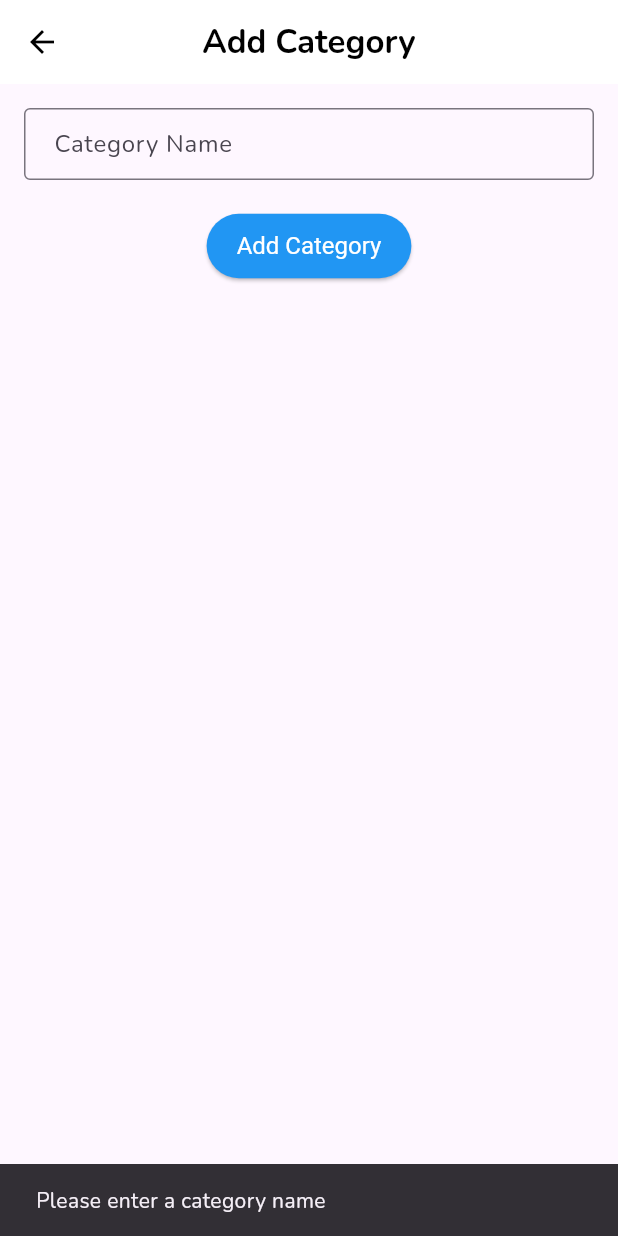
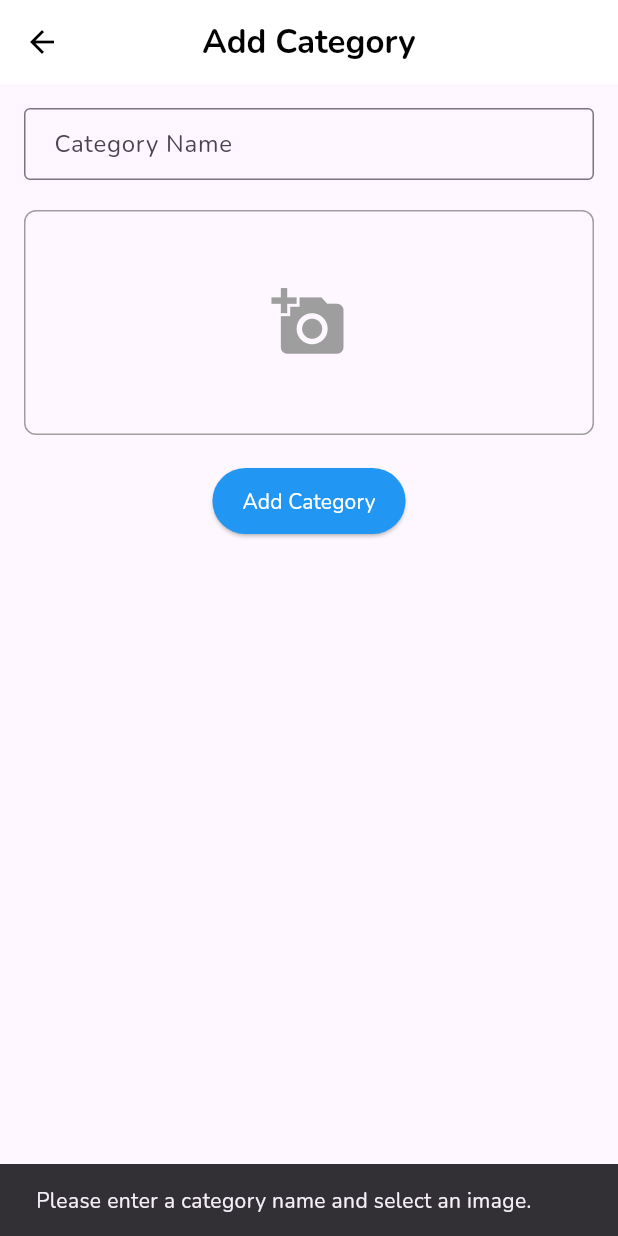
Before and after one commit to Headbreakar/WatchHub, a Flutter app: the AddCategoryScreen screen opened directly, after a tap on "Add Category", on a phone screen of 412 x 824 dp. Run offline on Flutter 3.47's test engine with Material 3 defaults, Android fonts, the phone set to English and light mode, and no system bars; our stand-ins replace cloud_firestore, firebase_auth, firebase_core, firebase_database, flutter_iconly, image_picker; accounts and stored records are empty.

Commit message:
Added Dynamic Category Background

```diff
--- a/lib/dashboard/AddCategory.dart
+++ b/lib/dashboard/AddCategory.dart
@@ -1,5 +1,10 @@
+import 'dart:io';
+import 'dart:convert';
+import 'package:flutter/foundation.dart';
+import 'package:flutter/material.dart';
 import 'package:firebase_database/firebase_database.dart';
-import 'package:flutter/material.dart';
+import 'package:image_picker/image_picker.dart';
+import 'package:http/http.dart' as http;
 
 class AddCategoryScreen extends StatefulWidget {
   const AddCategoryScreen({super.key});
@@ -9,50 +14,133 @@ class AddCategoryScreen extends StatefulWidget {
 }
 
 class _AddCategoryScreenState extends State<AddCategoryScreen> {
-  // TextEditingController to handle input for category name
-  final TextEditingController _categoryController = TextEditingController();
+  // ImgBB API Key (Replace with your own key)
+  final String imgbbApiKey = "d681de430ca3e38e4fd9b87a08a91f96";
 
   // Realtime Database reference
   final DatabaseReference _databaseRef = FirebaseDatabase.instance.ref();
 
+  // Controllers
+  final TextEditingController _categoryController = TextEditingController();
+
+  // Image-related variables
+  File? _imageFile; // For mobile/desktop
+  Uint8List? _webImage; // For web
+  final ImagePicker _picker = ImagePicker();
+
+  bool _isUploading = false;
+
   @override
   void dispose() {
-    _categoryController.dispose(); // Dispose the controller when the screen is removed
+    _categoryController.dispose();
     super.dispose();
   }
 
-  // Function to add a category to Realtime Database
+  // Function to pick an image
+  Future<void> _pickImage() async {
+    try {
+      final XFile? pickedFile = await _picker.pickImage(source: ImageSource.gallery);
+      if (pickedFile != null) {
+        if (kIsWeb) {
+          final bytes = await pickedFile.readAsBytes();
+          setState(() {
+            _webImage = bytes;
+          });
+        } else {
+          setState(() {
+            _imageFile = File(pickedFile.path);
+          });
+        }
+      }
+    } catch (e) {
+      print("Error picking image: $e");
+      ScaffoldMessenger.of(context).showSnackBar(
+        const SnackBar(content: Text("Failed to pick image. Try again.")),
+      );
+    }
+  }
+
+  // Function to upload image to ImgBB
+  Future<String?> _uploadImageToImgBB() async {
+    final Uri uri = Uri.parse("https://api.imgbb.com/1/upload?key=$imgbbApiKey");
+
+    try {
+      final http.MultipartRequest request = http.MultipartRequest("POST", uri);
+
+      if (kIsWeb && _webImage != null) {
+        request.files.add(http.MultipartFile.fromBytes(
+          'image',
+          _webImage!,
+          filename: "image.jpg",
+        ));
+      } else if (_imageFile != null) {
+        request.files.add(await http.MultipartFile.fromPath(
+          'image',
+          _imageFile!.path,
+        ));
+      } else {
+        throw Exception("No image selected");
+      }
+
+      final response = await request.send();
+      final responseData = await http.Response.fromStream(response);
+
+      if (response.statusCode == 200) {
+        final Map<String, dynamic> data = json.decode(responseData.body);
+        return data["data"]["url"];
+      } else {
+        throw Exception("Failed to upload image.");
+      }
+    } catch (e) {
+      print("Image upload error: $e");
+      return null;
+    }
+  }
+
+  // Function to add category
   Future<void> _addCategory() async {
-    String categoryName = _categoryController.text;
+    final String categoryName = _categoryController.text.trim();
 
-    if (categoryName.isNotEmpty) {
-      try {
-        // Add category to Realtime Database
+    if (categoryName.isEmpty || (_imageFile == null && _webImage == null)) {
+      ScaffoldMessenger.of(context).showSnackBar(
+        const SnackBar(content: Text("Please enter a category name and select an image.")),
+      );
+      return;
+    }
+
+    setState(() => _isUploading = true);
+
+    try {
+      final String? imageUrl = await _uploadImageToImgBB();
+
+      if (imageUrl != null) {
         await _databaseRef.child('categories').push().set({
           'name': categoryName,
-          'createdAt': DateTime.now().toIso8601String(), // Add timestamp for when the category was created
+          'imageUrl': imageUrl,
+          'createdAt': DateTime.now().toIso8601String(),
         });
 
-        // Show success message
         ScaffoldMessenger.of(context).showSnackBar(
-          const SnackBar(content: Text("Category Added Successfully")),
+          const SnackBar(content: Text("Category added successfully!")),
         );
 
-        // Clear the input field and go back to the previous screen
         _categoryController.clear();
+        setState(() {
+          _imageFile = null;
+          _webImage = null;
+        });
+
         Navigator.pop(context);
-      } catch (e) {
-        // Handle errors
-        print("Error adding category: $e");
-        ScaffoldMessenger.of(context).showSnackBar(
-          const SnackBar(content: Text("Failed to add category")),
-        );
+      } else {
+        throw Exception("Failed to upload image.");
       }
-    } else {
-      // If the category name is empty, show a validation message
+    } catch (e) {
+      print("Error adding category: $e");
       ScaffoldMessenger.of(context).showSnackBar(
-        const SnackBar(content: Text("Please enter a category name")),
+        SnackBar(content: Text("Error: $e")),
       );
+    } finally {
+      setState(() => _isUploading = false);
     }
   }
 
@@ -64,9 +152,7 @@ class _AddCategoryScreenState extends State<AddCategoryScreen> {
         elevation: 0,
         leading: IconButton(
           icon: const Icon(Icons.arrow_back, color: Colors.black),
-          onPressed: () {
-            Navigator.pop(context); // Go back to the previous screen
-          },
+          onPressed: () => Navigator.pop(context),
         ),
         title: const Text(
           "Add Category",
@@ -78,7 +164,6 @@ class _AddCategoryScreenState extends State<AddCategoryScreen> {
         padding: const EdgeInsets.all(16.0),
         child: Column(
           children: [
-            // Category Name Input Field
             TextField(
               controller: _categoryController,
               decoration: const InputDecoration(
@@ -88,16 +173,34 @@ class _AddCategoryScreenState extends State<AddCategoryScreen> {
               ),
             ),
             const SizedBox(height: 20),
-
-            // Save Button to Add Category
+            GestureDetector(
+              onTap: _pickImage,
+              child: Container(
+                height: 150,
+                width: double.infinity,
+                decoration: BoxDecoration(
+                  border: Border.all(color: Colors.grey),
+                  borderRadius: BorderRadius.circular(8),
+                ),
+                child: _webImage != null
+                    ? Image.memory(_webImage!, fit: BoxFit.cover)
+                    : _imageFile != null
+                    ? Image.file(_imageFile!, fit: BoxFit.cover)
+                    : const Center(
+                  child: Icon(Icons.add_a_photo, size: 50, color: Colors.grey),
+                ),
+              ),
+            ),
+            const SizedBox(height: 20),
             ElevatedButton(
-              onPressed: _addCategory,
+              onPressed: _isUploading ? null : _addCategory,
               style: ElevatedButton.styleFrom(
                 backgroundColor: Colors.blue,
                 padding: const EdgeInsets.symmetric(horizontal: 20, vertical: 12),
-                textStyle: const TextStyle(fontSize: 16),
               ),
-              child: const Text("Add Category", style: TextStyle(color: Colors.white)),
+              child: _isUploading
+                  ? const CircularProgressIndicator(color: Colors.white)
+                  : const Text("Add Category", style: TextStyle(color: Colors.white)),
             ),
           ],
         ),
--- a/lib/main.dart
+++ b/lib/main.dart
@@ -2,8 +2,12 @@ import 'package:firebase_core/firebase_core.dart';
 import 'package:flutter/material.dart';
 import 'package:flutterofflie/LoginScreen.dart';
 import 'package:flutterofflie/SignUpScreen.dart';
+import 'package:flutterofflie/Store/mainscreen.dart';
 import 'package:flutterofflie/WatchEaseScreen.dart';
 // Your CategoriesScreen
+import 'package:flutterofflie/dashboard/AddCategory.dart';
+import 'package:flutterofflie/dashboard/DashboardScreen.dart';
+
 import 'firebase_options.dart'; // Import the generated file
 
 void main() async {
@@ -27,7 +31,7 @@ class WatchEaseApp extends StatelessWidget {
   @override
   Widget build(BuildContext context) {
     return MaterialApp(
-      home: const WatchEaseScreen(),
+      home: MainScreen(),
       theme: ThemeData(
         fontFamily: 'Nunito',
         primarySwatch: Colors.blue,
```
Also changed, not shown: lib/Store/category.dart (+91 -63 lines).
